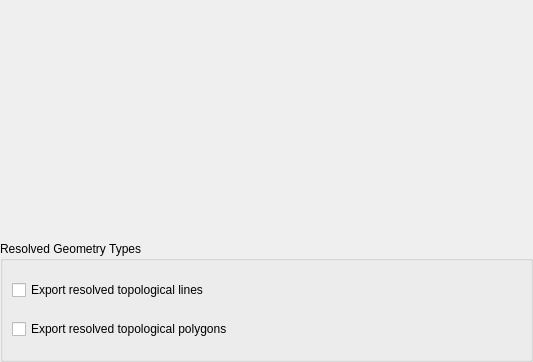
Old version of the form src/qt-widgets/ExportResolvedTopologyOptionsWidgetUi.ui in the repository GPlates/GPlates.
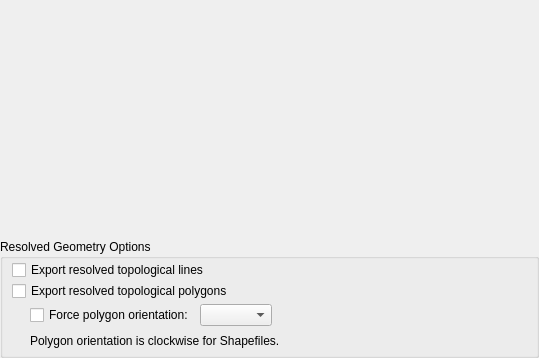
New version of the form.

Commit message: (trunk) Export GUI options for forcing polygon orientation during resolved topology (general) export.

```diff
--- a/src/qt-widgets/ExportResolvedTopologyOptionsWidgetUi.ui
+++ b/src/qt-widgets/ExportResolvedTopologyOptionsWidgetUi.ui
@@ -6,8 +6,8 @@
    <rect>
     <x>0</x>
     <y>0</y>
-    <width>533</width>
-    <height>362</height>
+    <width>539</width>
+    <height>358</height>
    </rect>
   </property>
   <property name="windowTitle">
@@ -29,7 +29,7 @@
    <item>
     <widget class="QGroupBox" name="resolved_geometry_type_options">
      <property name="title">
-      <string>Resolved Geometry Types</string>
+      <string>Resolved Geometry Options</string>
      </property>
      <layout class="QVBoxLayout" name="verticalLayout_2">
       <property name="spacing">
@@ -55,6 +55,69 @@
         </property>
        </widget>
       </item>
+      <item>
+       <widget class="QWidget" name="polygon_options" native="true">
+        <layout class="QVBoxLayout" name="verticalLayout_3">
+         <property name="spacing">
+          <number>0</number>
+         </property>
+         <property name="leftMargin">
+          <number>18</number>
+         </property>
+         <property name="topMargin">
+          <number>0</number>
+         </property>
+         <property name="rightMargin">
+          <number>0</number>
+         </property>
+         <property name="bottomMargin">
+          <number>0</number>
+         </property>
+         <item>
+          <widget class="QWidget" name="non_shapefile_polygon_options" native="true">
+           <layout class="QHBoxLayout" name="horizontalLayout_2">
+            <property name="spacing">
+             <number>6</number>
+            </property>
+            <property name="margin">
+             <number>0</number>
+            </property>
+            <item>
+             <widget class="QCheckBox" name="force_polygon_orientation_checkbox">
+              <property name="text">
+               <string>Force polygon orientation:</string>
+              </property>
+             </widget>
+            </item>
+            <item>
+             <widget class="QComboBox" name="polygon_orientation_combobox"/>
+            </item>
+            <item>
+             <spacer name="horizontalSpacer">
+              <property name="orientation">
+               <enum>Qt::Horizontal</enum>
+              </property>
+              <property name="sizeHint" stdset="0">
+               <size>
+                <width>40</width>
+                <height>20</height>
+               </size>
+              </property>
+             </spacer>
+            </item>
+           </layout>
+          </widget>
+         </item>
+         <item>
+          <widget class="QLabel" name="shapefile_polygon_options_label">
+           <property name="text">
+            <string>Polygon orientation is clockwise for Shapefiles.</string>
+           </property>
+          </widget>
+         </item>
+        </layout>
+       </widget>
+      </item>
      </layout>
     </widget>
    </item>
```
Left out of the diff: 6 changed lines with no effect on the pictures. The commit also changes 7 other files.
